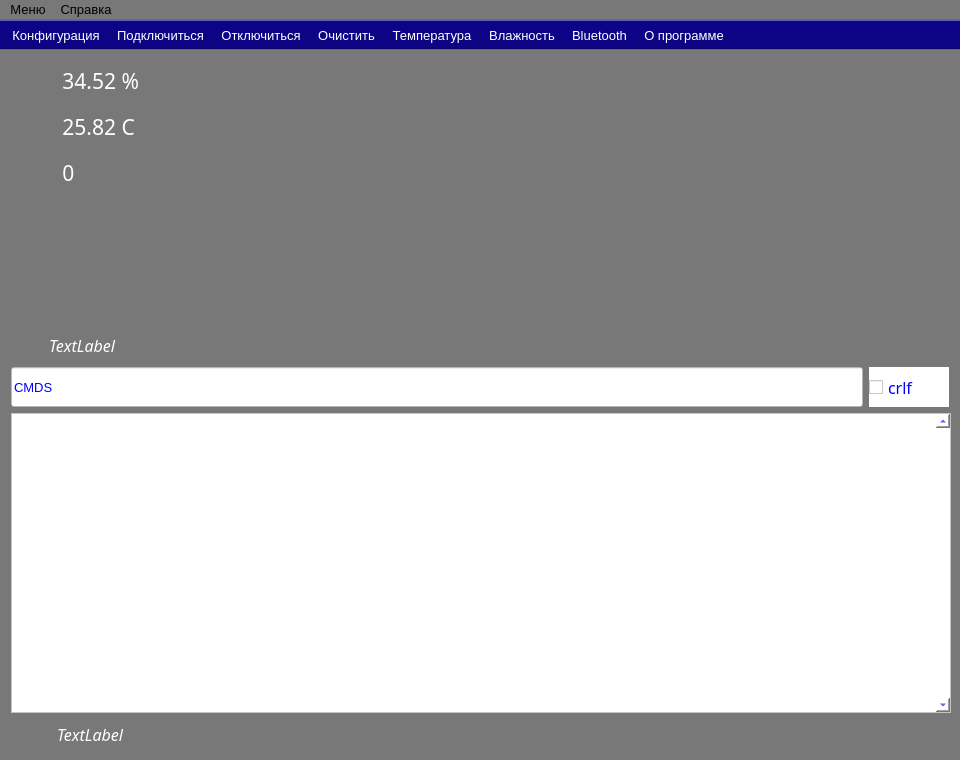
salara1960/CO2_tools, file mainwindow.ui: the form before one commit.
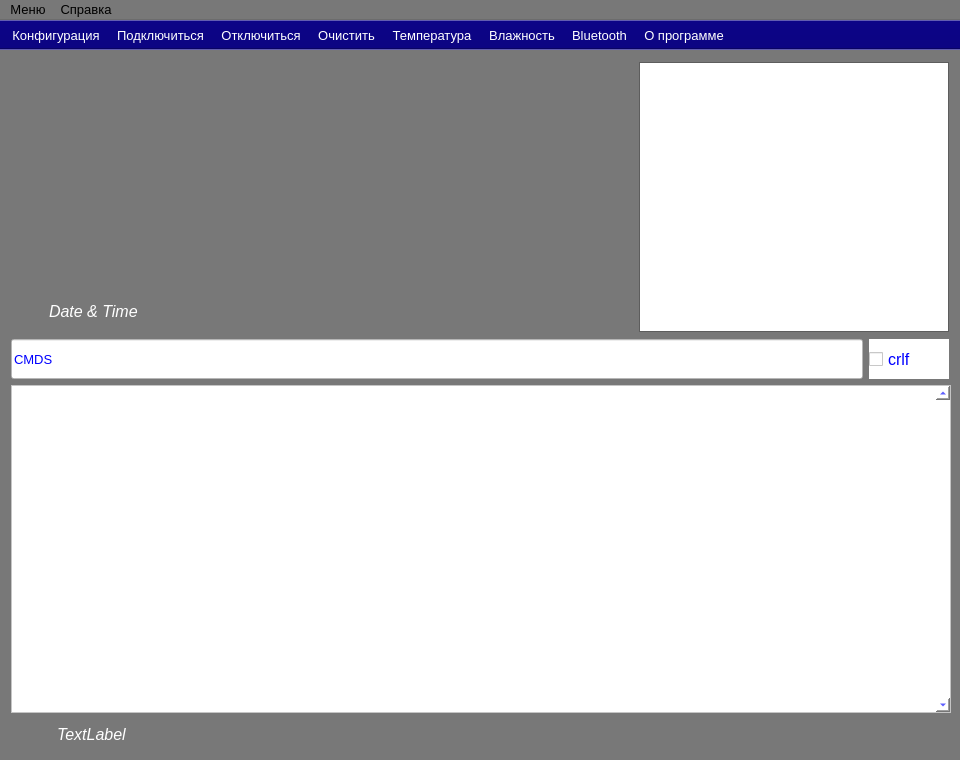
The form after the commit. Icons and pictures are not drawn.

The edit to the form file:
```diff
--- a/mainwindow.ui
+++ b/mainwindow.ui
@@ -478,7 +478,6 @@
   </property>
   <property name="font">
    <font>
-    <family>Arimo</family>
     <pointsize>10</pointsize>
     <italic>false</italic>
    </font>
@@ -491,8 +490,10 @@
     <normaloff>:/png/izba.png</normaloff>:/png/izba.png</iconset>
   </property>
   <widget class="QWidget" name="centralWidget">
-   <layout class="QGridLayout" name="gridLayout_4">
-    <item row="0" column="0" colspan="2">
+   <layout class="QGridLayout" name="gridLayout_9">
+    <item row="0" column="0">
+     <layout class="QGridLayout" name="gridLayout_8">
+      <item row="0" column="0">
      <layout class="QGridLayout" name="gridLayout">
       <item row="0" column="0">
        <widget class="QLabel" name="lab_humi">
@@ -534,21 +535,19 @@
         </property>
         <property name="minimumSize">
          <size>
-          <width>170</width>
+            <width>270</width>
           <height>40</height>
          </size>
         </property>
         <property name="maximumSize">
          <size>
-          <width>170</width>
+            <width>270</width>
           <height>40</height>
          </size>
         </property>
         <property name="font">
          <font>
-          <family>Sans Serif</family>
           <pointsize>16</pointsize>
-          <weight>50</weight>
           <italic>false</italic>
           <bold>false</bold>
          </font>
@@ -558,14 +557,18 @@
 color: rgb(255, 255, 255);</string>
         </property>
         <property name="text">
-         <string> 34.52 %</string>
+           <string/>
         </property>
         <property name="alignment">
          <set>Qt::AlignLeading|Qt::AlignLeft|Qt::AlignVCenter</set>
         </property>
        </widget>
+        </item>
+       </layout>
       </item>
       <item row="1" column="0">
+       <layout class="QGridLayout" name="gridLayout_3">
+        <item row="0" column="0">
        <widget class="QLabel" name="lab_temp">
         <property name="sizePolicy">
          <sizepolicy hsizetype="Fixed" vsizetype="Fixed">
@@ -595,7 +598,7 @@
         </property>
        </widget>
       </item>
-      <item row="1" column="1">
+        <item row="0" column="1">
        <widget class="QLabel" name="val_temp">
         <property name="sizePolicy">
          <sizepolicy hsizetype="Fixed" vsizetype="Fixed">
@@ -605,21 +608,19 @@
         </property>
         <property name="minimumSize">
          <size>
-          <width>170</width>
+            <width>270</width>
           <height>40</height>
          </size>
         </property>
         <property name="maximumSize">
          <size>
-          <width>170</width>
+            <width>270</width>
           <height>40</height>
          </size>
         </property>
         <property name="font">
          <font>
-          <family>Sans Serif</family>
           <pointsize>16</pointsize>
-          <weight>50</weight>
           <italic>false</italic>
           <bold>false</bold>
          </font>
@@ -629,14 +630,18 @@
 color: rgb(255, 255, 255);</string>
         </property>
         <property name="text">
-         <string> 25.82 C</string>
+           <string/>
         </property>
         <property name="alignment">
          <set>Qt::AlignLeading|Qt::AlignLeft|Qt::AlignVCenter</set>
         </property>
        </widget>
+        </item>
+       </layout>
       </item>
       <item row="2" column="0">
+       <layout class="QGridLayout" name="gridLayout_5">
+        <item row="0" column="0">
        <widget class="QLabel" name="lab_que">
         <property name="sizePolicy">
          <sizepolicy hsizetype="Fixed" vsizetype="Fixed">
@@ -668,7 +673,7 @@
         </property>
        </widget>
       </item>
-      <item row="2" column="1">
+        <item row="0" column="1">
        <widget class="QLabel" name="val_que">
         <property name="sizePolicy">
          <sizepolicy hsizetype="Fixed" vsizetype="Fixed">
@@ -678,21 +683,19 @@
         </property>
         <property name="minimumSize">
          <size>
-          <width>170</width>
+            <width>270</width>
           <height>40</height>
          </size>
         </property>
         <property name="maximumSize">
          <size>
-          <width>170</width>
+            <width>270</width>
           <height>40</height>
          </size>
         </property>
         <property name="font">
          <font>
-          <family>Sans Serif</family>
           <pointsize>16</pointsize>
-          <weight>50</weight>
           <italic>false</italic>
           <bold>false</bold>
          </font>
@@ -702,7 +705,7 @@
 color: rgb(255, 255, 255);</string>
         </property>
         <property name="text">
-         <string> 0</string>
+           <string/>
         </property>
         <property name="alignment">
          <set>Qt::AlignLeading|Qt::AlignLeft|Qt::AlignVCenter</set>
@@ -711,21 +714,10 @@
       </item>
      </layout>
     </item>
-    <item row="0" column="2" rowspan="2">
-     <spacer name="verticalSpacer_2">
-      <property name="orientation">
-       <enum>Qt::Vertical</enum>
-      </property>
-      <property name="sizeHint" stdset="0">
-       <size>
-        <width>98</width>
-        <height>227</height>
-       </size>
-      </property>
-     </spacer>
-    </item>
-    <item row="0" column="3" rowspan="3">
-     <widget class="QWidget" name="graf" native="true">
+      <item row="3" column="0">
+       <layout class="QGridLayout" name="gridLayout_6">
+        <item row="0" column="0">
+         <widget class="QLabel" name="lab_device">
       <property name="sizePolicy">
        <sizepolicy hsizetype="Fixed" vsizetype="Fixed">
         <horstretch>0</horstretch>
@@ -734,51 +726,70 @@
       </property>
       <property name="minimumSize">
        <size>
-        <width>240</width>
-        <height>272</height>
+            <width>40</width>
+            <height>40</height>
        </size>
       </property>
       <property name="maximumSize">
        <size>
-        <width>240</width>
-        <height>272</height>
+            <width>40</width>
+            <height>40</height>
        </size>
       </property>
       <property name="styleSheet">
-       <string notr="true">background-color: rgb(120, 120, 120);
-background-image: url(:/png/ips1.png);
+           <string notr="true">border-bottom-color: rgb(41, 41, 41);
+border-right-color: rgb(41, 41, 41);
+
 </string>
       </property>
-     </widget>
-    </item>
-    <item row="0" column="4" rowspan="3">
-     <spacer name="horizontalSpacer">
-      <property name="orientation">
-       <enum>Qt::Horizontal</enum>
-      </property>
-      <property name="sizeHint" stdset="0">
+          <property name="text">
+           <string/>
+          </property>
+         </widget>
+        </item>
+        <item row="0" column="1">
+         <widget class="QLabel" name="device">
+          <property name="sizePolicy">
+           <sizepolicy hsizetype="Fixed" vsizetype="Fixed">
+            <horstretch>0</horstretch>
+            <verstretch>0</verstretch>
+           </sizepolicy>
+          </property>
+          <property name="minimumSize">
        <size>
-        <width>87</width>
-        <height>258</height>
-       </size>
-      </property>
-     </spacer>
-    </item>
-    <item row="1" column="1">
-     <spacer name="verticalSpacer">
-      <property name="orientation">
-       <enum>Qt::Vertical</enum>
-      </property>
-      <property name="sizeHint" stdset="0">
+            <width>270</width>
+            <height>70</height>
+           </size>
+          </property>
+          <property name="maximumSize">
        <size>
-        <width>20</width>
-        <height>81</height>
-       </size>
-      </property>
-     </spacer>
-    </item>
-    <item row="2" column="0" colspan="3">
-     <layout class="QGridLayout" name="gridLayout_3">
+            <width>270</width>
+            <height>70</height>
+           </size>
+          </property>
+          <property name="font">
+           <font>
+            <pointsize>10</pointsize>
+            <italic>true</italic>
+            <bold>false</bold>
+           </font>
+          </property>
+          <property name="styleSheet">
+           <string notr="true">color: rgb(255, 255, 255);
+font: italic 10pt &quot;Sans Serif&quot;;</string>
+          </property>
+          <property name="text">
+           <string/>
+          </property>
+          <property name="alignment">
+           <set>Qt::AlignLeading|Qt::AlignLeft|Qt::AlignVCenter</set>
+          </property>
+         </widget>
+        </item>
+       </layout>
+      </item>
+      <item row="4" column="0">
+       <layout class="QGridLayout" name="gridLayout_7">
       <item row="0" column="0">
        <widget class="QLabel" name="lab_clock">
         <property name="sizePolicy">
@@ -819,7 +830,7 @@
         </property>
         <property name="minimumSize">
          <size>
-          <width>300</width>
+            <width>280</width>
           <height>32</height>
          </size>
         </property>
@@ -831,9 +842,7 @@
         </property>
         <property name="font">
          <font>
-          <family>Sans Serif</family>
           <pointsize>12</pointsize>
-          <weight>50</weight>
           <italic>true</italic>
           <bold>false</bold>
          </font>
@@ -843,13 +852,90 @@
 font: italic 12pt &quot;Sans Serif&quot;;</string>
         </property>
         <property name="text">
-         <string>TextLabel</string>
+           <string>Date &amp; Time</string>
         </property>
        </widget>
       </item>
      </layout>
     </item>
-    <item row="3" column="0" colspan="5">
+     </layout>
+    </item>
+    <item row="0" column="1">
+     <spacer name="horizontalSpacer_3">
+      <property name="orientation">
+       <enum>Qt::Horizontal</enum>
+      </property>
+      <property name="sizeHint" stdset="0">
+       <size>
+        <width>8</width>
+        <height>265</height>
+       </size>
+      </property>
+     </spacer>
+    </item>
+    <item row="0" column="2">
+     <widget class="QWidget" name="graf" native="true">
+      <property name="sizePolicy">
+       <sizepolicy hsizetype="Fixed" vsizetype="Fixed">
+        <horstretch>0</horstretch>
+        <verstretch>0</verstretch>
+       </sizepolicy>
+      </property>
+      <property name="minimumSize">
+       <size>
+        <width>240</width>
+        <height>272</height>
+       </size>
+      </property>
+      <property name="maximumSize">
+       <size>
+        <width>240</width>
+        <height>272</height>
+       </size>
+      </property>
+      <property name="styleSheet">
+       <string notr="true">background-color: rgb(120, 120, 120);
+background-image: url(:/png/ips1.png);
+</string>
+      </property>
+     </widget>
+    </item>
+    <item row="0" column="3">
+     <spacer name="horizontalSpacer_2">
+      <property name="orientation">
+       <enum>Qt::Horizontal</enum>
+      </property>
+      <property name="sizeHint" stdset="0">
+       <size>
+        <width>8</width>
+        <height>269</height>
+       </size>
+      </property>
+     </spacer>
+    </item>
+    <item row="0" column="4">
+     <widget class="QTableWidget" name="sql">
+      <property name="sizePolicy">
+       <sizepolicy hsizetype="MinimumExpanding" vsizetype="Fixed">
+        <horstretch>0</horstretch>
+        <verstretch>0</verstretch>
+       </sizepolicy>
+      </property>
+      <property name="minimumSize">
+       <size>
+        <width>310</width>
+        <height>270</height>
+       </size>
+      </property>
+      <property name="maximumSize">
+       <size>
+        <width>800</width>
+        <height>270</height>
+       </size>
+      </property>
+     </widget>
+    </item>
+    <item row="1" column="0" colspan="5">
      <layout class="QGridLayout" name="gridLayout_2">
       <item row="0" column="0">
        <widget class="QLineEdit" name="cmd">
@@ -859,6 +945,12 @@
           <height>40</height>
          </size>
         </property>
+        <property name="maximumSize">
+         <size>
+          <width>16777215</width>
+          <height>40</height>
+         </size>
+        </property>
         <property name="styleSheet">
          <string notr="true">color: rgb(0, 0, 255);
 font: 10pt &quot;Sans Serif&quot;;
@@ -871,6 +963,12 @@
       </item>
       <item row="0" column="1">
        <widget class="QCheckBox" name="crlfBox">
+        <property name="sizePolicy">
+         <sizepolicy hsizetype="Fixed" vsizetype="Fixed">
+          <horstretch>0</horstretch>
+          <verstretch>0</verstretch>
+         </sizepolicy>
+        </property>
         <property name="minimumSize">
          <size>
           <width>80</width>
@@ -885,9 +983,7 @@
         </property>
         <property name="font">
          <font>
-          <family>Sans Serif</family>
           <pointsize>12</pointsize>
-          <weight>50</weight>
           <italic>false</italic>
           <bold>false</bold>
          </font>
@@ -904,10 +1000,10 @@
       </item>
      </layout>
     </item>
-    <item row="4" column="0" colspan="5">
+    <item row="2" column="0" colspan="5">
      <widget class="QTextEdit" name="log">
       <property name="sizePolicy">
-       <sizepolicy hsizetype="Expanding" vsizetype="Expanding">
+       <sizepolicy hsizetype="Expanding" vsizetype="Preferred">
         <horstretch>0</horstretch>
         <verstretch>0</verstretch>
        </sizepolicy>
@@ -928,7 +1024,9 @@
       </property>
      </widget>
     </item>
-    <item row="5" column="0">
+    <item row="3" column="0" colspan="5">
+     <layout class="QGridLayout" name="gridLayout_4">
+      <item row="0" column="0">
      <widget class="QLabel" name="pic">
       <property name="sizePolicy">
        <sizepolicy hsizetype="Fixed" vsizetype="Fixed">
@@ -953,7 +1051,7 @@
       </property>
      </widget>
     </item>
-    <item row="5" column="1" colspan="4">
+      <item row="0" column="1">
      <widget class="QLabel" name="status">
       <property name="sizePolicy">
        <sizepolicy hsizetype="Expanding" vsizetype="Fixed">
@@ -975,9 +1073,7 @@
       </property>
       <property name="font">
        <font>
-        <family>Sans Serif</family>
         <pointsize>12</pointsize>
-        <weight>50</weight>
         <italic>true</italic>
         <bold>false</bold>
        </font>
@@ -992,6 +1088,8 @@
      </widget>
     </item>
    </layout>
+    </item>
+   </layout>
   </widget>
   <widget class="QMenuBar" name="menuBar">
    <property name="enabled">
```
Left out of the diff: 6 changed lines with no effect on the pictures. Lines whose indentation alone changed are shown as unchanged.
